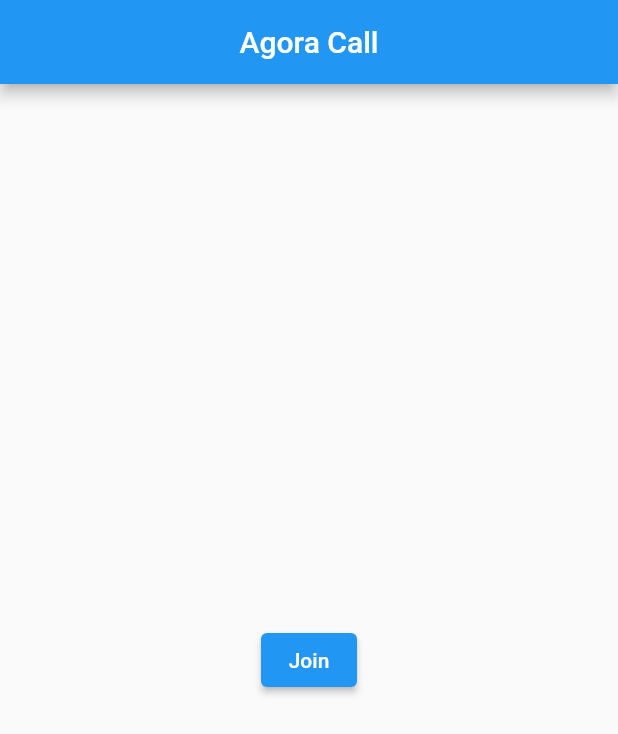
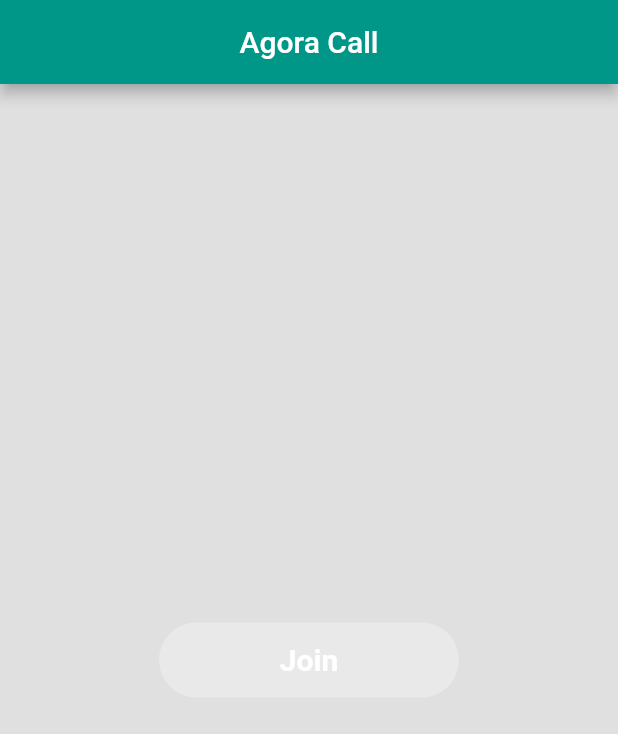
Before and after one commit to muhammadkh242/agora_rtc_demo, a Flutter app: the screen it shows after launch, on a phone screen of 412 x 824 dp. Shown: the top 734 px of the screen. Run offline on Flutter 3.47's test engine with Material 2 defaults, Android fonts, the phone set to English and light mode, and no system bars; our stand-ins replace permission_handler; missing offline and left inert: agora_rtc_engine.

```diff
--- a/lib/main.dart
+++ b/lib/main.dart
@@ -1,5 +1,5 @@
 import 'package:agorastreaming/screens/home.dart';
-import 'package:agorastreaming/screens/video.dart';
+import 'package:agorastreaming/screens/call.dart';
 import 'package:flutter/material.dart';
 
 void main() {
@@ -19,7 +19,8 @@ class MyApp extends StatelessWidget {
       debugShowCheckedModeBanner: false,
       title: 'Agora Call',
       theme: ThemeData(
-        primarySwatch: Colors.blue,
+        scaffoldBackgroundColor: Colors.black12,
+        primarySwatch: Colors.teal,
       ),
       home: const HomeScreen(),
     );
--- a/lib/screens/home.dart
+++ b/lib/screens/home.dart
@@ -1,6 +1,6 @@
 import 'dart:developer';
 import 'package:agora_rtc_engine/agora_rtc_engine.dart';
-import 'package:agorastreaming/screens/video.dart';
+import 'package:agorastreaming/screens/call.dart';
 import 'package:flutter/material.dart';
 import 'package:permission_handler/permission_handler.dart';
 
@@ -29,12 +29,26 @@ class _HomeScreenState extends State<HomeScreen> {
         centerTitle: true,
       ),
       body: Center(
-        child: ElevatedButton(
-          child: const Text("Join"),
-          onPressed: () {
+        child: GestureDetector(
+          onTap: (){
             Navigator.push(context,
-                MaterialPageRoute(builder: (context) => const VideoScreen()));
+                MaterialPageRoute(builder: (context) => const CallScreen()));
           },
+          child: Container(
+            width: 200,
+            height: 50,
+            padding: const EdgeInsets.symmetric(
+              vertical: 12,
+              horizontal: 32,
+            ),
+            decoration: BoxDecoration(
+              borderRadius: const BorderRadius.all(Radius.circular(32)),
+              color: Colors.white.withOpacity(0.3),
+            ),
+            child: const Center(
+              child: Text('Join', style: TextStyle(fontWeight: FontWeight.bold, fontSize: 20, color: Colors.white),),
+            ),
+          ),
         ),
       ),
     );
```
Also changed, not shown: lib/screens/call.dart (renamed from lib/screens/video.dart, +5 -5 lines), lib/config/constants.dart (renamed from lib/config/agora_config.dart).
